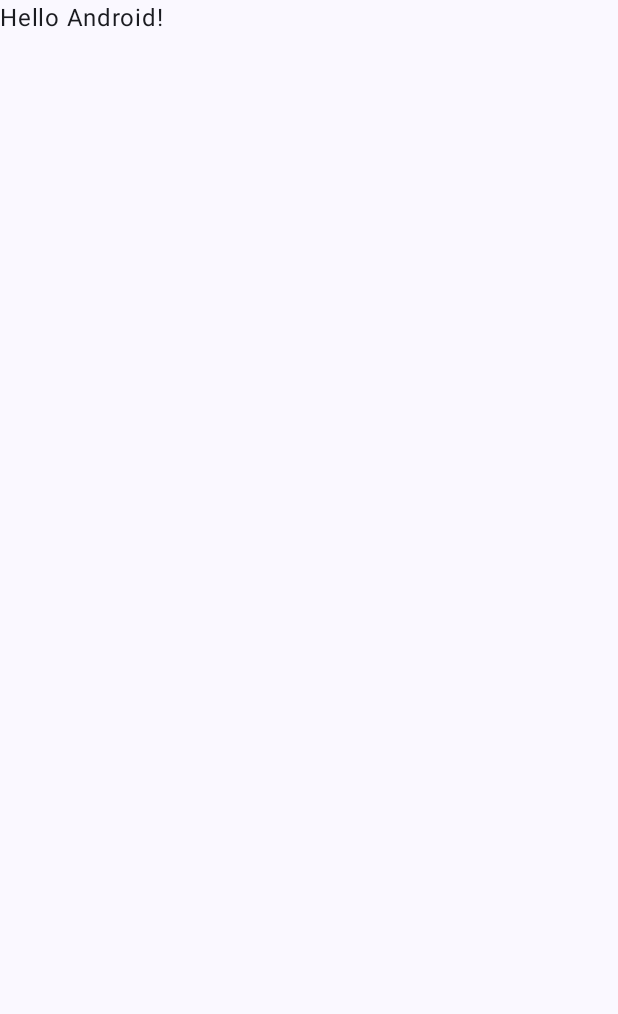
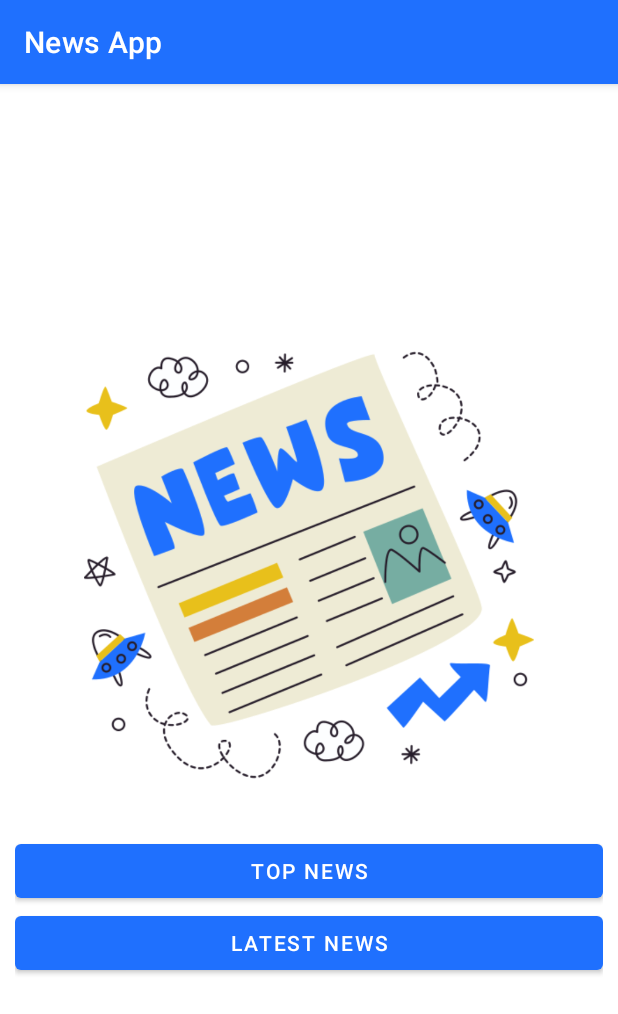
Before and after one commit to imhussain31/News-Android-Mobile-App, an Android app: the screen it shows after launch (MainActivity), on a phone screen of 412 x 824 dp. Before the commit the part shown is almost empty. Shown: the top 1014 px of the screen. Run offline under Robolectric (Android 15) with nearby library versions, the phone set to English and light mode, and no system bars.

Commit message:
Add Theme and main display Screen

```diff
--- a/app/build.gradle
+++ b/app/build.gradle
@@ -5,12 +5,12 @@ plugins {
 
 android {
     namespace 'com.mhndroid.newsapp'
-    compileSdk 33
+    compileSdk 34
 
     defaultConfig {
         applicationId "com.mhndroid.newsapp"
         minSdk 24
-        targetSdk 33
+        targetSdk 34
         versionCode 1
         versionName "1.0"
 
@@ -56,6 +56,9 @@ dependencies {
     implementation 'androidx.compose.ui:ui-graphics'
     implementation 'androidx.compose.ui:ui-tooling-preview'
     implementation 'androidx.compose.material3:material3'
+    implementation 'androidx.appcompat:appcompat:1.6.1'
+    implementation 'com.google.android.material:material:1.11.0'
+    implementation 'androidx.constraintlayout:constraintlayout:2.1.4'
     testImplementation 'junit:junit:4.13.2'
     androidTestImplementation 'androidx.test.ext:junit:1.1.5'
     androidTestImplementation 'androidx.test.espresso:espresso-core:3.5.1'
--- a/app/src/main/AndroidManifest.xml
+++ b/app/src/main/AndroidManifest.xml
@@ -13,10 +13,8 @@
         android:theme="@style/Theme.NewsApp"
         tools:targetApi="31">
         <activity
-            android:name=".MainActivity"
-            android:exported="true"
-            android:label="@string/app_name"
-            android:theme="@style/Theme.NewsApp">
+            android:name=".View.UI.MainActivity"
+            android:exported="true">
             <intent-filter>
                 <action android:name="android.intent.action.MAIN" />
 
--- a/app/src/main/java/com/mhndroid/newsapp/MainActivity.kt
+++ /dev/null
@@ -1,46 +0,0 @@
-package com.mhndroid.newsapp
-
-import android.os.Bundle
-import androidx.activity.ComponentActivity
-import androidx.activity.compose.setContent
-import androidx.compose.foundation.layout.fillMaxSize
-import androidx.compose.material3.MaterialTheme
-import androidx.compose.material3.Surface
-import androidx.compose.material3.Text
-import androidx.compose.runtime.Composable
-import androidx.compose.ui.Modifier
-import androidx.compose.ui.tooling.preview.Preview
-import com.mhndroid.newsapp.ui.theme.NewsAppTheme
-
-class MainActivity : ComponentActivity() {
-    override fun onCreate(savedInstanceState: Bundle?) {
-        super.onCreate(savedInstanceState)
-        setContent {
-            NewsAppTheme {
-                // A surface container using the 'background' color from the theme
-                Surface(
-                    modifier = Modifier.fillMaxSize(),
-                    color = MaterialTheme.colorScheme.background
-                ) {
-                    Greeting("Android")
-                }
-            }
-        }
-    }
-}
-
-@Composable
-fun Greeting(name: String, modifier: Modifier = Modifier) {
-    Text(
-        text = "Hello $name!",
-        modifier = modifier
-    )
-}
-
-@Preview(showBackground = true)
-@Composable
-fun GreetingPreview() {
-    NewsAppTheme {
-        Greeting("Android")
-    }
-}
--- /dev/null
+++ b/app/src/main/java/com/mhndroid/newsapp/View/UI/MainActivity.java
@@ -0,0 +1,16 @@
+package com.mhndroid.newsapp.View.UI;
+
+import androidx.appcompat.app.AppCompatActivity;
+
+import android.os.Bundle;
+
+import com.mhndroid.newsapp.R;
+
+public class MainActivity extends AppCompatActivity {
+
+    @Override
+    protected void onCreate(Bundle savedInstanceState) {
+        super.onCreate(savedInstanceState);
+        setContentView(R.layout.activity_main);
+    }
+}
--- a/app/src/main/java/com/mhndroid/newsapp/ui/theme/Color.kt
+++ /dev/null
@@ -1,11 +0,0 @@
-package com.mhndroid.newsapp.ui.theme
-
-import androidx.compose.ui.graphics.Color
-
-val Purple80 = Color(0xFFD0BCFF)
-val PurpleGrey80 = Color(0xFFCCC2DC)
-val Pink80 = Color(0xFFEFB8C8)
-
-val Purple40 = Color(0xFF6650a4)
-val PurpleGrey40 = Color(0xFF625b71)
-val Pink40 = Color(0xFF7D5260)
--- a/app/src/main/java/com/mhndroid/newsapp/ui/theme/Theme.kt
+++ /dev/null
@@ -1,70 +0,0 @@
-package com.mhndroid.newsapp.ui.theme
-
-import android.app.Activity
-import android.os.Build
-import androidx.compose.foundation.isSystemInDarkTheme
-import androidx.compose.material3.MaterialTheme
-import androidx.compose.material3.darkColorScheme
-import androidx.compose.material3.dynamicDarkColorScheme
-import androidx.compose.material3.dynamicLightColorScheme
-import androidx.compose.material3.lightColorScheme
-import androidx.compose.runtime.Composable
-import androidx.compose.runtime.SideEffect
-import androidx.compose.ui.graphics.toArgb
-import androidx.compose.ui.platform.LocalContext
-import androidx.compose.ui.platform.LocalView
-import androidx.core.view.WindowCompat
-
-private val DarkColorScheme = darkColorScheme(
-    primary = Purple80,
-    secondary = PurpleGrey80,
-    tertiary = Pink80
-)
-
-private val LightColorScheme = lightColorScheme(
-    primary = Purple40,
-    secondary = PurpleGrey40,
-    tertiary = Pink40
-
-    /* Other default colors to override
-    background = Color(0xFFFFFBFE),
-    surface = Color(0xFFFFFBFE),
-    onPrimary = Color.White,
-    onSecondary = Color.White,
-    onTertiary = Color.White,
-    onBackground = Color(0xFF1C1B1F),
-    onSurface = Color(0xFF1C1B1F),
-    */
-)
-
-@Composable
-fun NewsAppTheme(
-    darkTheme: Boolean = isSystemInDarkTheme(),
-    // Dynamic color is available on Android 12+
-    dynamicColor: Boolean = true,
-    content: @Composable () -> Unit
-) {
-    val colorScheme = when {
-        dynamicColor && Build.VERSION.SDK_INT >= Build.VERSION_CODES.S -> {
-            val context = LocalContext.current
-            if (darkTheme) dynamicDarkColorScheme(context) else dynamicLightColorScheme(context)
-        }
-
-        darkTheme -> DarkColorScheme
-        else -> LightColorScheme
-    }
-    val view = LocalView.current
-    if (!view.isInEditMode) {
-        SideEffect {
-            val window = (view.context as Activity).window
-            window.statusBarColor = colorScheme.primary.toArgb()
-            WindowCompat.getInsetsController(window, view).isAppearanceLightStatusBars = darkTheme
-        }
-    }
-
-    MaterialTheme(
-        colorScheme = colorScheme,
-        typography = Typography,
-        content = content
-    )
-}
--- a/app/src/main/java/com/mhndroid/newsapp/ui/theme/Type.kt
+++ /dev/null
@@ -1,34 +0,0 @@
-package com.mhndroid.newsapp.ui.theme
-
-import androidx.compose.material3.Typography
-import androidx.compose.ui.text.TextStyle
-import androidx.compose.ui.text.font.FontFamily
-import androidx.compose.ui.text.font.FontWeight
-import androidx.compose.ui.unit.sp
-
-// Set of Material typography styles to start with
-val Typography = Typography(
-    bodyLarge = TextStyle(
-        fontFamily = FontFamily.Default,
-        fontWeight = FontWeight.Normal,
-        fontSize = 16.sp,
-        lineHeight = 24.sp,
-        letterSpacing = 0.5.sp
-    )
-    /* Other default text styles to override
-    titleLarge = TextStyle(
-        fontFamily = FontFamily.Default,
-        fontWeight = FontWeight.Normal,
-        fontSize = 22.sp,
-        lineHeight = 28.sp,
-        letterSpacing = 0.sp
-    ),
-    labelSmall = TextStyle(
-        fontFamily = FontFamily.Default,
-        fontWeight = FontWeight.Medium,
-        fontSize = 11.sp,
-        lineHeight = 16.sp,
-        letterSpacing = 0.5.sp
-    )
-    */
-)
--- /dev/null
+++ b/app/src/main/res/layout/activity_main.xml
@@ -0,0 +1,34 @@
+<?xml version="1.0" encoding="utf-8"?>
+<LinearLayout xmlns:android="http://schemas.android.com/apk/res/android"
+    xmlns:app="http://schemas.android.com/apk/res-auto"
+    xmlns:tools="http://schemas.android.com/tools"
+    android:layout_width="match_parent"
+    android:layout_height="match_parent"
+    android:orientation="vertical"
+    android:layout_margin="10dp"
+    android:gravity="center"
+    tools:context=".View.UI.MainActivity">
+
+    <ImageView
+        android:layout_width="300dp"
+        android:layout_height="300dp"
+        android:layout_marginBottom="30dp"
+        android:src="@drawable/newspaper"/>
+
+
+    <Button
+        android:id="@+id/topNewsBtnId"
+        android:layout_width="match_parent"
+        android:layout_height="wrap_content"
+        android:text="Top News"
+        />
+
+    <Button
+        android:id="@+id/latestNewsBtnId"
+        android:layout_width="match_parent"
+        android:layout_height="wrap_content"
+        android:text="Latest News"
+        />
+
+
+</LinearLayout>
--- a/app/src/main/res/values/themes.xml
+++ b/app/src/main/res/values/themes.xml
@@ -1,5 +1,24 @@
 <?xml version="1.0" encoding="utf-8"?>
 <resources>
 
-    <style name="Theme.NewsApp" parent="android:Theme.Material.Light.NoActionBar" />
+    <style name="Theme.NewsApp" parent="Theme.MaterialComponents.Light.DarkActionBar">
+        <item name="colorPrimary">#1F70FE</item>
+        <item name="colorPrimaryVariant">#1F70FE</item>
+        <item name="colorOnPrimary">@color/white</item>
+        <!-- Secondary brand color. -->
+        <item name="colorSecondary">#1F70FE</item>
+        <item name="colorSecondaryVariant">#1F70FE</item>
+        <item name="colorOnSecondary">@color/black</item>
+        <item name="android:textColorSecondary">@color/white</item>
+        <item name="android:textColor">@color/black</item>
+        <!-- Status bar color. -->
+        <item name="android:statusBarColor">?attr/colorPrimaryVariant</item>
+        <!-- Customize your theme here. -->
+        <item name="actionMenuTextColor">@color/black</item>
+        <item name="android:actionMenuTextColor">@color/black</item>
+
+
+        <item name="android:actionBarSize">90dp</item>
+
+    </style>
 </resources>
```
Also changed, not shown: app/src/main/res/drawable/newspaper.png (added).
